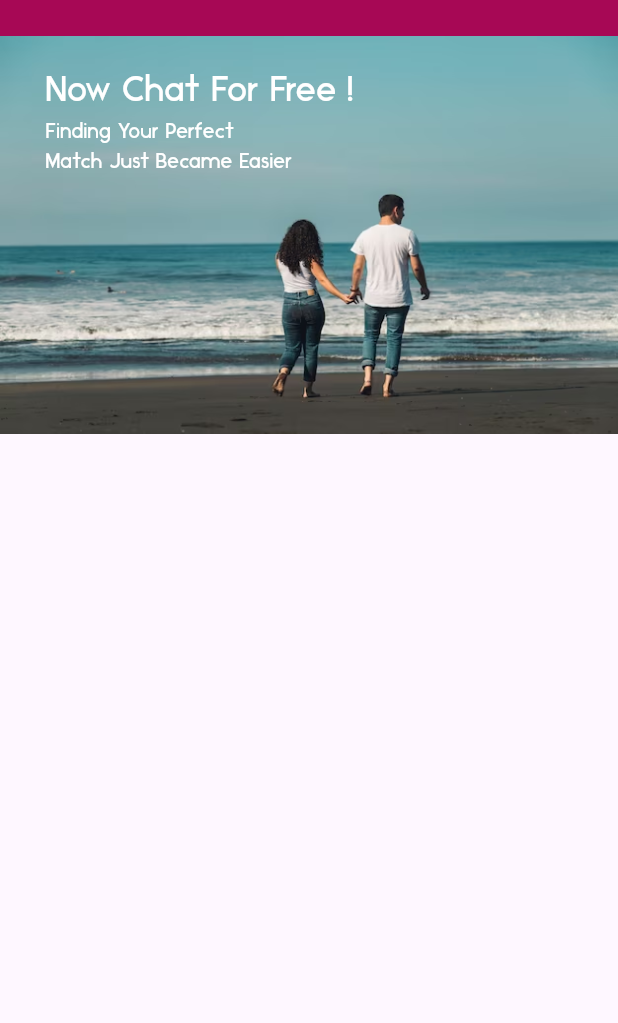
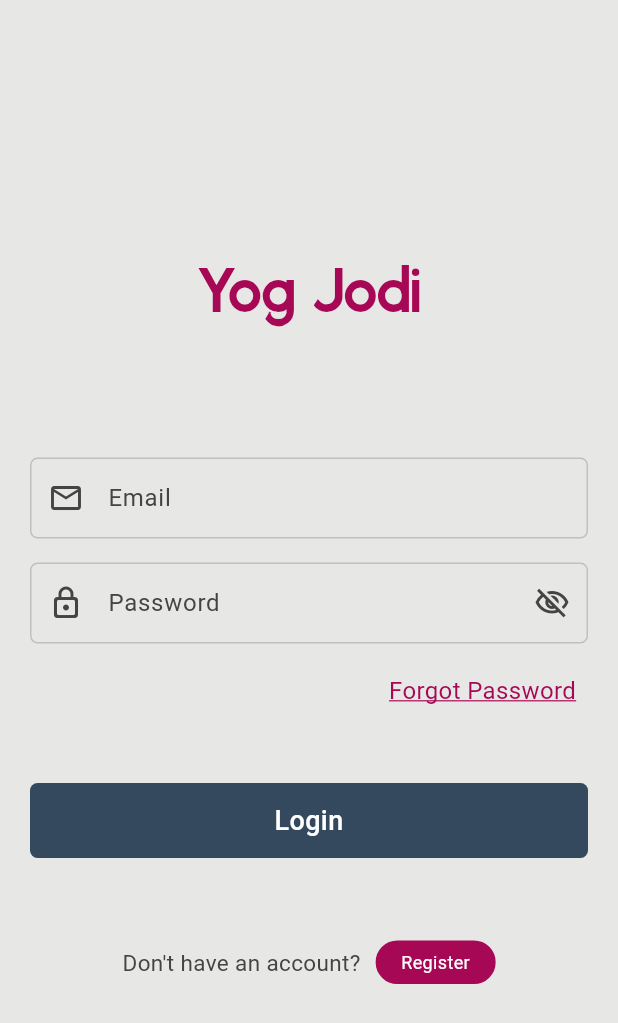
Before and after one commit to GnoinInd/yogjodi-mobile, a Flutter app: the screen it shows after launch, on a phone screen of 412 x 824 dp. Shown: the top 1023 px of the screen. Run offline on Flutter 3.47's test engine with Material 3 defaults, Android fonts, the phone set to English and light mode, and no system bars; our stand-ins replace device_info_plus, device_preview, dio, get, permission_handler, shared_preferences and 1 more; missing offline and left inert: onesignal_flutter.

Commit message:
Created Login screen.

```diff
--- a/lib/common/constants/color_constants.dart
+++ b/lib/common/constants/color_constants.dart
@@ -2,9 +2,24 @@ import 'package:flutter/material.dart';
 
 class ColorConstants {
   static Color textWhite = Colors.white;
+
+  /// Marron
   static Color color1 = hexToColor('#A70855');
+
+  /// Light Sky Blue BG
   static Color color2 = hexToColor('#ECF8FF');
+
+  /// Grey
   static Color color3 = hexToColor('#444444');
+
+  /// Light Grey BG
+  static Color color4 = hexToColor('#e7e7e6');
+
+  /// Grey BG
+  static Color color5 = hexToColor('#C2BFBF');
+
+  /// Blue Black BG
+  static Color color6 = hexToColor('#34495E');
 }
 
 Color hexToColor(String hex) {
--- a/lib/common/constants/string_constants.dart
+++ b/lib/common/constants/string_constants.dart
@@ -9,8 +9,8 @@ class StringConstants {
   static const String email = "Email";
   static const String password = "Password";
   static const String forgotPassword = "Forgot Password";
-  static const String signIn = "Sign In";
-  static const String signUp = "Sign Up";
+  static const String login = "Login";
+  static const String register = "Register";
   static const String doNotHaveAnAccount = "Don't have an account?";
   static const String fullName = "Full Name";
   static const String confirmPassword = "Confirm Password";
--- a/lib/my_app.dart
+++ b/lib/my_app.dart
@@ -2,6 +2,7 @@ import 'package:device_preview/device_preview.dart';
 import 'package:flutter/material.dart';
 import 'package:get/get.dart';
 import 'package:yog_jodi/views/screens/about_screen.dart';
+import 'package:yog_jodi/views/screens/login_screen.dart';
 import 'package:yog_jodi/views/screens/splash_screen.dart';
 
 class MyApp extends StatelessWidget {
@@ -29,7 +30,7 @@ class MyApp extends StatelessWidget {
         //   colorScheme: ColorScheme.fromSeed(seedColor: Colors.deepPurple),
         //   useMaterial3: true,
         // ),
-        home: const AboutScreen(),
+        home: const LoginScreen(),
       ),
     );
   }
--- /dev/null
+++ b/lib/views/screens/login_screen.dart
@@ -0,0 +1,333 @@
+import 'package:flutter/material.dart';
+import 'package:flutter/services.dart';
+import 'package:get/get.dart';
+import 'package:yog_jodi/common/constants/color_constants.dart';
+import '../../common/constants/string_constants.dart';
+import '../../common/utils/utility_methods.dart';
+import '../widgets/border_button.dart';
+import '../widgets/colored_button.dart';
+
+class LoginScreen extends StatefulWidget {
+  const LoginScreen({super.key});
+
+  @override
+  State<LoginScreen> createState() => _LoginScreenState();
+}
+
+class _LoginScreenState extends State<LoginScreen> {
+  @override
+  void initState() {
+    SystemChrome.setEnabledSystemUIMode(
+      SystemUiMode.manual,
+      overlays: [
+        SystemUiOverlay.top,
+        SystemUiOverlay.bottom,
+      ],
+    );
+
+    SystemChrome.setSystemUIOverlayStyle(
+      SystemUiOverlayStyle(
+        statusBarColor: ColorConstants.color1,
+        statusBarIconBrightness: Brightness.light,
+      ),
+    );
+
+    super.initState();
+  }
+
+  @override
+  Widget build(BuildContext context) {
+    return PopScope(
+      canPop: false, //It should be false to work
+      onPopInvokedWithResult: (didPop, _) async {
+        if (didPop) {
+          return;
+        }
+        await _onBackPressed();
+      },
+      child: Scaffold(
+        backgroundColor: ColorConstants.color4,
+        body: Container(
+          padding: const EdgeInsets.symmetric(horizontal: 20.0),
+          child: Center(
+            child: Column(
+              mainAxisSize: MainAxisSize.min,
+              children: [
+                Text(
+                  StringConstants.appName,
+                  style: TextStyle(
+                    fontFamily: "Ikaros",
+                    fontSize: 40,
+                    fontWeight: FontWeight.w700,
+                    color: ColorConstants.color1,
+                  ),
+                  textAlign: TextAlign.center,
+                ),
+                const SizedBox(height: 80.0),
+                const LoginForm(),
+                const SizedBox(height: 55.0),
+                Row(
+                  mainAxisAlignment: MainAxisAlignment.center,
+                  children: [
+                    Text(
+                      StringConstants.doNotHaveAnAccount,
+                      style: TextStyle(
+                        color: ColorConstants.color3,
+                        fontSize: 15.0,
+                        fontWeight: FontWeight.w400,
+                      ),
+                    ),
+                    const SizedBox(width: 10),
+                    BorderButton(
+                      width: 80,
+                      padding: const EdgeInsets.symmetric(
+                        vertical: 5.0,
+                        horizontal: 0.0,
+                      ),
+                      bgColor: ColorConstants.color1,
+                      color: ColorConstants.color1,
+                      onPressed: () async {
+                        // Get.to(() => const SignUpScreen());
+                      },
+                      child: const Text(
+                        StringConstants.register,
+                        style: TextStyle(
+                          fontSize: 12,
+                          color: Colors.white,
+                        ),
+                        textAlign: TextAlign.center,
+                      ),
+                    )
+                  ],
+                ),
+              ],
+            ),
+          ),
+        ),
+      ),
+    );
+  }
+
+  Future<void> _onBackPressed() async {
+    await showAdaptiveDialog(
+      context: context,
+      builder: (context) {
+        return AlertDialog(
+          title: const Text(
+            StringConstants.confirm,
+            style: TextStyle(
+              color: Colors.red,
+            ),
+          ),
+          content: const Text(StringConstants.doYouWantToExitTheApp),
+          actions: <Widget>[
+            TextButton(
+              child: const Text(
+                StringConstants.no,
+                style: TextStyle(color: Colors.blue),
+              ),
+              onPressed: () {
+                Navigator.of(context).pop(); //Will not exit the App
+              },
+            ),
+            TextButton(
+              child: const Text(
+                StringConstants.yes,
+                style: TextStyle(color: Colors.red),
+              ),
+              onPressed: () {
+                SystemNavigator.pop();
+                Navigator.of(context).pop(); //Will exit the App
+              },
+            )
+          ],
+        );
+      },
+    );
+  }
+}
+
+class LoginForm extends StatefulWidget {
+  const LoginForm({super.key});
+
+  @override
+  State<LoginForm> createState() => _LoginFormState();
+}
+
+class _LoginFormState extends State<LoginForm> {
+  String email = '';
+  String password = '';
+
+  bool _showPassword = false;
+
+  final _formKey = GlobalKey<FormState>();
+
+  String? _validateEmail(String? value) {
+    if (value == null || value.isEmpty || UtilityMethods.isBlank(value)) {
+      return 'Email is required';
+    }
+    if (!RegExp(r'^[\w-]+(\.[\w-]+)*@([\w-]+\.)+[a-zA-Z]{2,7}$')
+        .hasMatch(value)) {
+      return 'Enter a valid email address';
+    }
+    return null;
+  }
+
+  String? _validatePassword(String? value) {
+    if (value == null || value.isEmpty || UtilityMethods.isBlank(value)) {
+      return 'Password is required';
+    }
+    if (value.length < 6) {
+      return 'Password must have at least 8 characters';
+    }
+    return null;
+  }
+
+  @override
+  Widget build(BuildContext context) {
+    return Form(
+      key: _formKey,
+      child: Column(
+        children: [
+          TextFormField(
+            style: TextStyle(
+              color: ColorConstants.color3,
+            ),
+            validator: _validateEmail,
+            inputFormatters: [
+              FilteringTextInputFormatter.allow(
+                RegExp(r'[a-zA-Z0-9@._-]'), // Allow valid email characters
+              ),
+            ],
+            decoration: InputDecoration(
+              hintText: StringConstants.email,
+              hintStyle: TextStyle(color: ColorConstants.color3),
+              prefixIcon: Icon(
+                Icons.mail_outlined,
+                color: ColorConstants.color3,
+              ),
+              // filled: true, // Enables the background fill
+              // fillColor: ColorConstants.color5, // Sets the background color
+              contentPadding: const EdgeInsets.all(15.0),
+              enabledBorder: OutlineInputBorder(
+                borderRadius: BorderRadius.circular(5), // Rounded corners
+                borderSide: BorderSide(
+                  color: ColorConstants.color5, // Border color
+                  width: 1, // Border width
+                ),
+              ),
+              focusedBorder: OutlineInputBorder(
+                borderRadius: BorderRadius.circular(5), // Same corners
+                borderSide: const BorderSide(
+                  color: Colors.white, // Color when focused
+                  width: 2, // Border width
+                ),
+              ),
+            ),
+            keyboardType: TextInputType.emailAddress,
+            onChanged: (val) {
+              email = val;
+            },
+          ),
+          const SizedBox(height: 16),
+          TextFormField(
+            style: TextStyle(color: ColorConstants.color3),
+            obscureText: !_showPassword,
+            // validator: _validatePassword,
+            decoration: InputDecoration(
+              hintText: StringConstants.password,
+              hintStyle: TextStyle(color: ColorConstants.color3),
+              prefixIcon: Icon(
+                Icons.lock_outline_rounded,
+                color: ColorConstants.color3,
+              ),
+              suffixIcon: IconButton(
+                icon: Icon(
+                  _showPassword
+                      ? Icons.visibility_outlined
+                      : Icons.visibility_off_outlined,
+                  color: ColorConstants.color3,
+                ),
+                onPressed: () {
+                  setState(() {
+                    _showPassword = !_showPassword;
+                  });
+                },
+              ),
+              // filled: true, // Enables the background fill
+              // fillColor: ColorConstants.color5, // Sets the background color
+              contentPadding: const EdgeInsets.all(15.0),
+              enabledBorder: OutlineInputBorder(
+                borderRadius: BorderRadius.circular(5), // Rounded corners
+                borderSide: BorderSide(
+                  color: ColorConstants.color5, // Border color
+                  width: 1, // Border width
+                ),
+              ),
+              focusedBorder: OutlineInputBorder(
+                borderRadius: BorderRadius.circular(5), // Same corners
+                borderSide: const BorderSide(
+                  color: Colors.white, // Color when focused
+                  width: 1, // Border width
+                ),
+              ),
+            ),
+            onChanged: (val) {
+              password = val;
+            },
+          ),
+          const SizedBox(height: 20.0),
+          Row(
+            mainAxisAlignment: MainAxisAlignment.end,
+            children: [
+              GestureDetector(
+                onTap: () {
+                  // Get.to(() => const ForgotPasswordScreen());
+                },
+                child: Text(
+                  StringConstants.forgotPassword,
+                  style: TextStyle(
+                    color: ColorConstants.color1,
+                    fontSize: 16.0,
+                    fontWeight: FontWeight.w400,
+                    decoration: TextDecoration.underline,
+                    decorationColor: ColorConstants.color1,
+                  ),
+                ),
+              ),
+              const SizedBox(width: 8.0),
+            ],
+          ),
+          const SizedBox(height: 50.0),
+          Visibility(
+            visible: true,
+            replacement: Center(
+              child: CircularProgressIndicator(
+                color: ColorConstants.textWhite,
+                strokeWidth: 3.0,
+              ),
+            ),
+            child: ColoredButton(
+              color: ColorConstants.color6,
+              onPressed: () async {
+                if (_formKey.currentState!.validate()) {
+                  _formKey.currentState!.save();
+                  FocusScope.of(context).unfocus();
+                }
+              },
+              child: Text(
+                StringConstants.login,
+                style: TextStyle(
+                  fontSize: 18,
+                  color: ColorConstants.textWhite,
+                  fontWeight: FontWeight.w500,
+                ),
+                textAlign: TextAlign.center,
+              ),
+            ),
+          )
+        ],
+      ),
+    );
+  }
+}
--- /dev/null
+++ b/lib/views/widgets/border_button.dart
@@ -0,0 +1,39 @@
+import 'package:flutter/material.dart';
+
+class BorderButton extends StatelessWidget {
+  final double width;
+  final EdgeInsetsGeometry padding;
+  final Color bgColor;
+  final Color color;
+  final Widget child;
+  final VoidCallback onPressed;
+
+  const BorderButton({
+    super.key,
+    this.width = double.infinity,
+    this.padding = const EdgeInsets.symmetric(vertical: 12.0, horizontal: 20.0),
+    this.bgColor = Colors.transparent,
+    required this.color,
+    required this.child,
+    required this.onPressed,
+  });
+
+  @override
+  Widget build(BuildContext context) {
+    return GestureDetector(
+      onTap: onPressed,
+      child: Container(
+        width: width,
+        decoration: BoxDecoration(
+          color: bgColor,
+          border: Border.all(color: color),
+          borderRadius: BorderRadius.circular(30.0),
+        ),
+        padding: padding,
+        child: Center(
+          child: child,
+        ),
+      ),
+    );
+  }
+}
--- /dev/null
+++ b/lib/views/widgets/colored_button.dart
@@ -0,0 +1,36 @@
+import 'package:flutter/material.dart';
+
+class ColoredButton extends StatelessWidget {
+  final double width;
+  final EdgeInsetsGeometry padding;
+  final Color color;
+  final Widget child;
+  final VoidCallback onPressed;
+
+  const ColoredButton({
+    super.key,
+    this.width = double.infinity,
+    this.padding = const EdgeInsets.symmetric(vertical: 12.0, horizontal: 20.0),
+    required this.color,
+    required this.child,
+    required this.onPressed,
+  });
+
+  @override
+  Widget build(BuildContext context) {
+    return GestureDetector(
+      onTap: onPressed,
+      child: Container(
+        width: width,
+        decoration: BoxDecoration(
+          color: color,
+          borderRadius: BorderRadius.circular(5.0),
+        ),
+        padding: padding,
+        child: Center(
+          child: child,
+        ),
+      ),
+    );
+  }
+}
```
